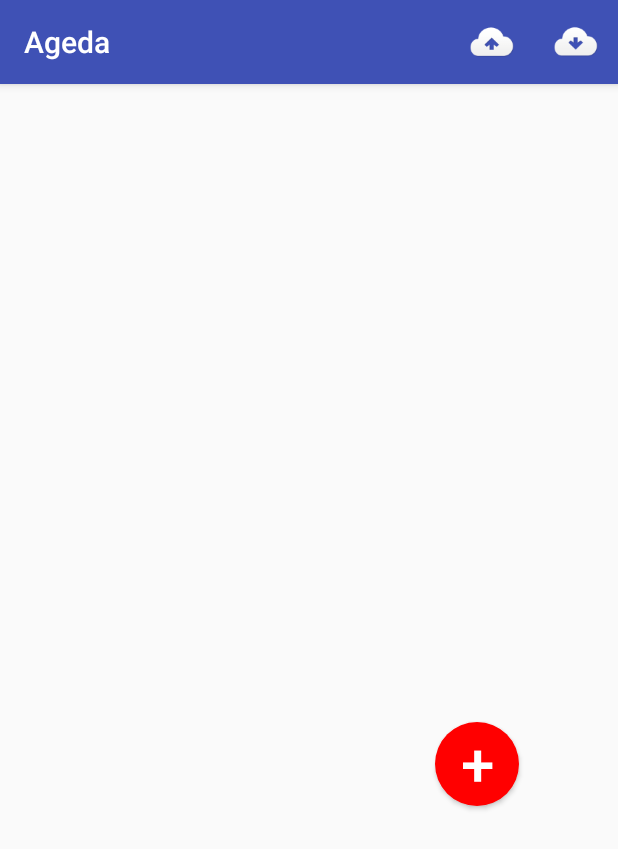
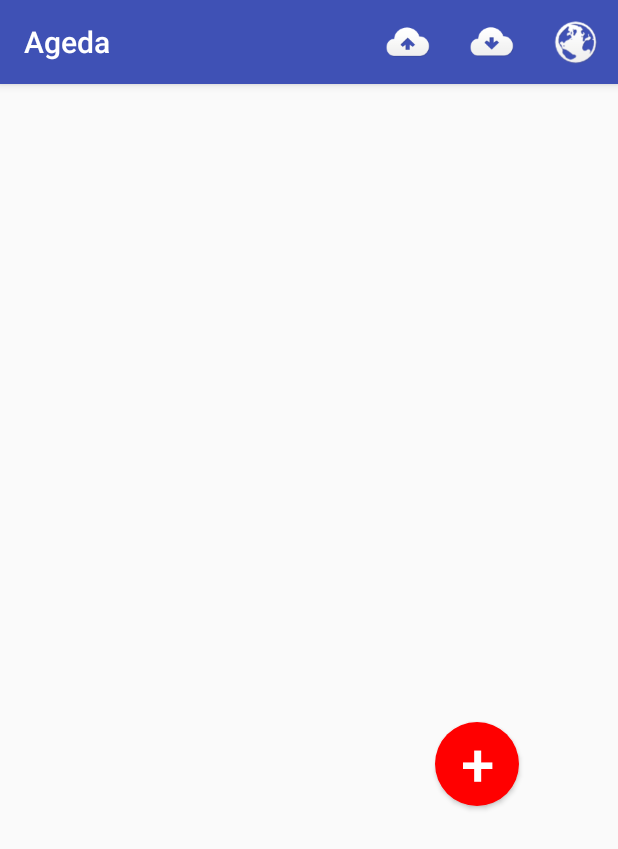
Before and after one commit to DeiseClaudino/Android, an Android app: the screen it shows after launch (ListaAlunosActivity), on a phone screen of 412 x 824 dp. Shown: the top 849 px of the screen. Run offline under Robolectric (Android 15) with nearby library versions, the phone set to English and light mode, and no system bars.

Commit message:
Crinado um ícone de menu que disponibiliza a visualização do mapa.

```diff
--- a/app/src/main/res/menu/menu_lista_alunos.xml
+++ b/app/src/main/res/menu/menu_lista_alunos.xml
@@ -15,4 +15,10 @@
         android:icon="@drawable/ic_receber"
         app:showAsAction="always"/>
 
+    <item
+        android:id="@+id/menu_mapa"
+        android:title="Visualizar no mapa"
+        android:icon="@drawable/ic_mapa"
+        app:showAsAction="always"/>
+
 </menu>
```
